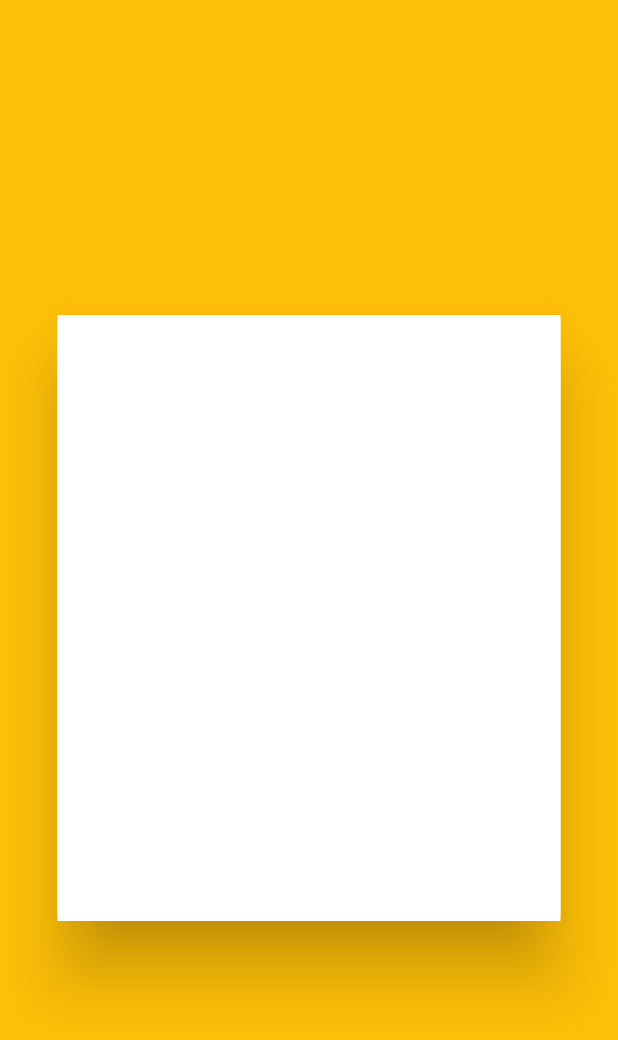
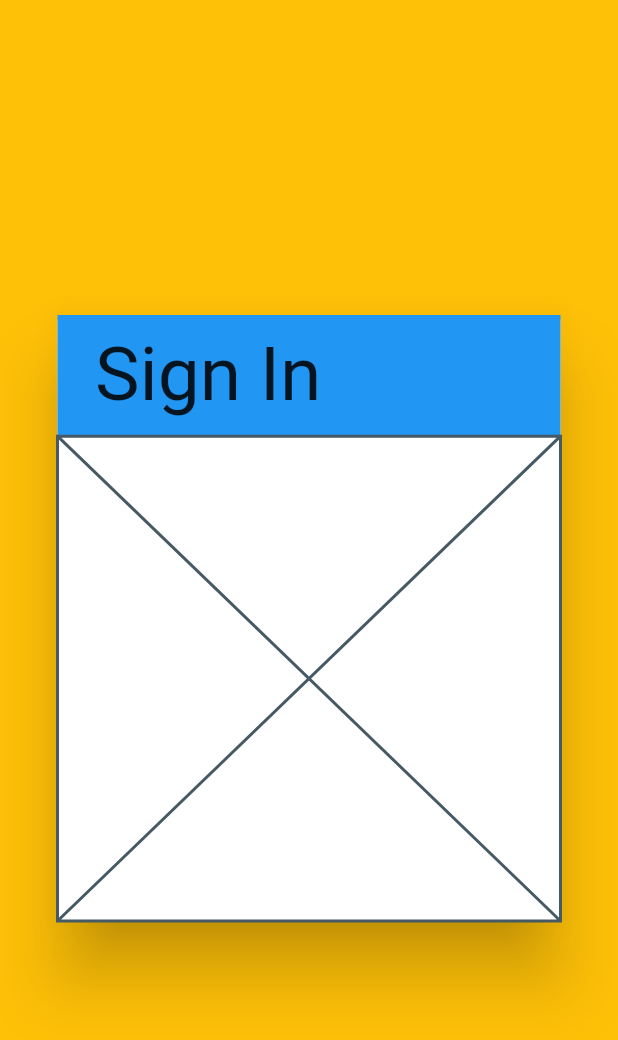
Before and after one commit to Nailsonseat/Acharya_Setu, a Flutter app: the screen it shows after launch, on a phone screen of 412 x 824 dp. Shown: the top 1040 px of the screen. Run offline on Flutter 3.47's test engine with Material 2 defaults, Android fonts, the phone set to English and light mode, and no system bars; our stand-ins replace firebase_auth, go_router, google_fonts; accounts and stored records are empty.

Commit message:
separate class for sign in card

```diff
--- a/lib/screens/sign_in/sign_in_layouts/sign_in_narrow_layout.dart
+++ b/lib/screens/sign_in/sign_in_layouts/sign_in_narrow_layout.dart
@@ -1,3 +1,4 @@
+import 'package:acharya_setu/screens/sign_in/sign_in_options.dart';
 import 'package:flutter/material.dart';
 
 class SignInNarrow extends StatelessWidget {
@@ -14,7 +15,8 @@ class SignInNarrow extends StatelessWidget {
               Expanded(flex: 2,child: Row(
                 children: [
                   Expanded(flex: 1,child: Container(),),
-                  Expanded(flex: 10,child: Card(elevation: 20,child: Container(color: Colors.white,),),),
+                  //Expanded(flex: 10,child: Card(elevation: 20,child: Container(color: Colors.white,),),),
+                  const Expanded(flex: 10,child: SignInOptions(),),
                   Expanded(flex: 1,child: Container(),)
                 ],
               ),),
--- a/lib/screens/sign_in/sign_in_layouts/sign_in_wide_layout.dart
+++ b/lib/screens/sign_in/sign_in_layouts/sign_in_wide_layout.dart
@@ -1,3 +1,4 @@
+import 'package:acharya_setu/screens/sign_in/sign_in_options.dart';
 import 'package:flutter/material.dart';
 
 class SignInWide extends StatelessWidget {
@@ -22,14 +23,9 @@ class SignInWide extends StatelessWidget {
                   flex: 1,
                   child: Container(),
                 ),
-                Expanded(
+                const Expanded(
                   flex: 4,
-                  child: Card(
-                    elevation: 20,
-                    child: Container(
-                      color: Colors.white,
-                    ),
-                  ),
+                  child: SignInOptions(),
                 ),
                 Expanded(
                   flex: 1,
--- /dev/null
+++ b/lib/screens/sign_in/sign_in_options.dart
@@ -0,0 +1,38 @@
+import 'package:flutter/material.dart';
+import 'package:google_fonts/google_fonts.dart';
+
+class SignInOptions extends StatelessWidget {
+  const SignInOptions({Key? key}) : super(key: key);
+
+  @override
+  Widget build(BuildContext context) {
+    return Card(
+      elevation: 20,
+      color: Colors.white,
+      child: Column(
+        children: [
+          Expanded(
+            flex: 1,
+            child: Container(
+              alignment: Alignment.centerLeft,
+              padding: const EdgeInsets.only(left: 25),
+              color: Colors.blue,
+              child: FittedBox(
+                alignment: Alignment.center,
+                fit: BoxFit.scaleDown,
+                child: Text(
+                  'Sign In',
+                  style: GoogleFonts.roboto(fontSize: 50,)
+                ),
+              ),
+            ),
+          ),
+          const Expanded(
+            flex: 4,
+            child: Placeholder(),
+          )
+        ],
+      ),
+    );
+  }
+}
```
